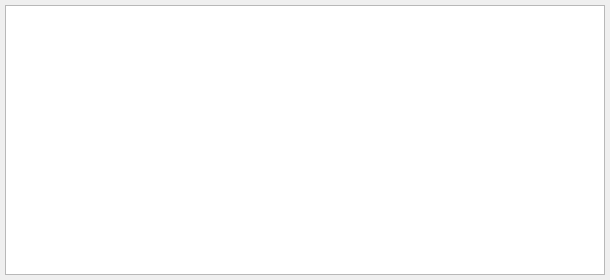
This is src/QSview/resources/running_plan.ui in BCDA-APS/QSview as Qt 5 draws it before an edit. The edited form follows.
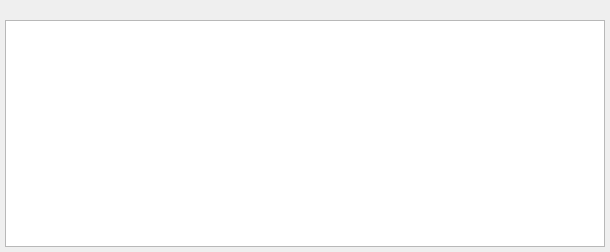
This is the edited form.

Patch:
```diff
--- a/src/QSview/resources/running_plan.ui
+++ b/src/QSview/resources/running_plan.ui
@@ -7,7 +7,7 @@
     <x>0</x>
     <y>0</y>
     <width>610</width>
-    <height>280</height>
+    <height>252</height>
    </rect>
   </property>
   <property name="sizePolicy">
@@ -24,7 +24,7 @@
     <number>5</number>
    </property>
    <property name="topMargin">
-    <number>5</number>
+    <number>20</number>
    </property>
    <property name="rightMargin">
     <number>5</number>
```
